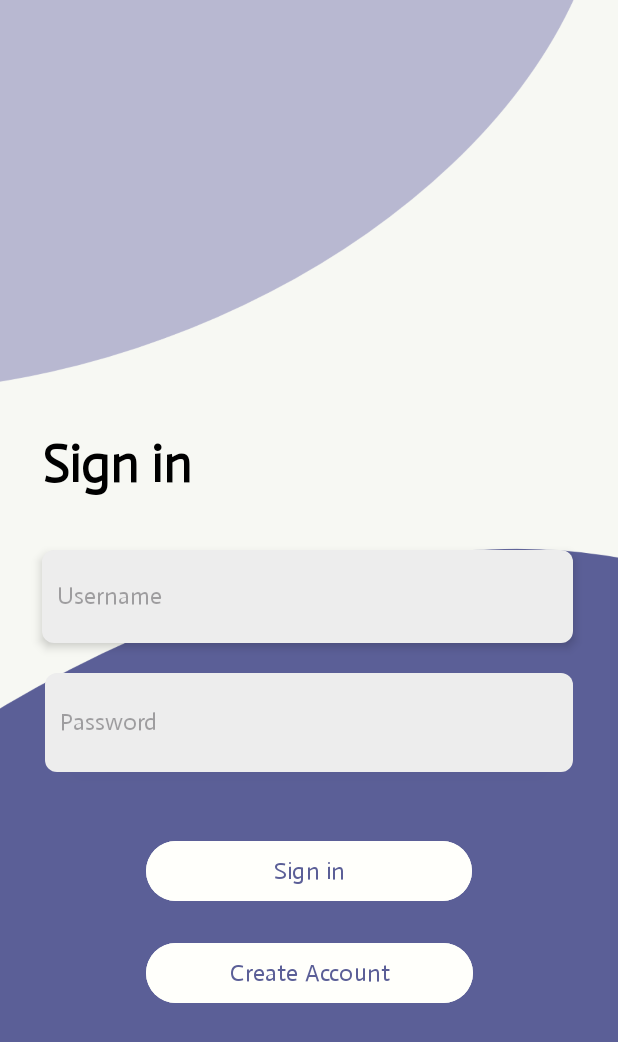
After one commit to xlfrxd/Questify, an Android app: the layout activity_signup.xml on its own in the app's theme, with its tools: preview values and no code run, on a phone screen of 412 x 824 dp. The commit adds this screen. Shown: the top 1042 px of the screen. Run offline under Robolectric (Android 15) with nearby library versions, the phone set to English and light mode, and no system bars.

Commit message:
Sign In Created
UI for Sign In

```diff
--- /dev/null
+++ b/app/src/main/java/com/example/questifyv1/SignInActivity.java
@@ -0,0 +1,6 @@
+package com.example.questifyv1;
+
+import android.app.Activity;
+
+public class SignInActivity extends Activity {
+}
--- /dev/null
+++ b/app/src/main/res/drawable/button_background_light.xml
@@ -0,0 +1,4 @@
+<shape xmlns:android="http://schemas.android.com/apk/res/android">
+    <solid android:color="#FFFFFF"/> <!-- White background color -->
+    <corners android:radius="16dp"/>
+</shape>
--- /dev/null
+++ b/app/src/main/res/drawable/input_field_background.xml
@@ -0,0 +1,4 @@
+<shape xmlns:android="http://schemas.android.com/apk/res/android">
+    <solid android:color="#EDEDED"/> <!-- Gray background color -->
+    <corners android:radius="8dp"/>
+</shape>
--- /dev/null
+++ b/app/src/main/res/layout/activity_signup.xml
@@ -0,0 +1,112 @@
+<androidx.constraintlayout.widget.ConstraintLayout xmlns:android="http://schemas.android.com/apk/res/android"
+    xmlns:app="http://schemas.android.com/apk/res-auto"
+    xmlns:tools="http://schemas.android.com/tools"
+    android:id="@+id/relativeLayout"
+    android:layout_width="match_parent"
+    android:layout_height="match_parent"
+    tools:context=".SignInActivity">
+
+    <!-- Username -->
+
+    <ImageView
+        android:id="@+id/backgroundImage"
+        android:layout_width="match_parent"
+        android:layout_height="match_parent"
+        android:contentDescription="@string/background_image_desc"
+        android:scaleType="centerCrop"
+        android:src="@drawable/sign_up_bg"
+        app:layout_constraintStart_toStartOf="parent"
+        app:layout_constraintTop_toTopOf="parent" />
+
+    <!-- Password -->
+
+    <TextView
+        android:id="@+id/signInText"
+        android:layout_width="wrap_content"
+        android:layout_height="wrap_content"
+        android:layout_marginStart="28dp"
+        android:layout_marginTop="288dp"
+        android:fontFamily="@font/actor_regular"
+        android:text="@string/sign_in"
+        android:textColor="@android:color/black"
+        android:textSize="35sp"
+        android:textStyle="bold"
+        app:layout_constraintStart_toStartOf="parent"
+        app:layout_constraintTop_toTopOf="parent" />
+
+    <EditText
+        android:id="@+id/usernameEditText"
+        android:layout_width="354dp"
+        android:layout_height="62dp"
+        android:layout_marginStart="28dp"
+        android:layout_marginTop="36dp"
+        android:background="@drawable/input_field_background"
+        android:backgroundTint="#EDEDED"
+        android:elevation="4dp"
+        android:fontFamily="@font/actor_regular"
+        android:hint="@string/username"
+        android:padding="10dp"
+        android:textColor="#5B5F97"
+        android:textSize="16sp"
+        app:layout_constraintStart_toStartOf="parent"
+        app:layout_constraintTop_toBottomOf="@id/signInText" />
+
+    <EditText
+        android:id="@+id/passwordEditText"
+        android:layout_width="352dp"
+        android:layout_height="66dp"
+        android:layout_marginStart="30dp"
+        android:layout_marginTop="20dp"
+        android:background="@drawable/input_field_background"
+        android:backgroundTint="#EDEDED"
+        android:elevation="4dp"
+        android:fontFamily="@font/actor_regular"
+        android:hint="@string/password"
+        android:inputType="textPassword"
+        android:padding="10dp"
+        android:textColor="#5B5F97"
+        android:textSize="16sp"
+        app:layout_constraintStart_toStartOf="parent"
+        app:layout_constraintTop_toBottomOf="@id/usernameEditText" />
+
+    <!-- Sign in Button -->
+
+    <Button
+        android:id="@+id/signInButton"
+        android:layout_width="217dp"
+        android:layout_height="wrap_content"
+        android:layout_marginStart="40dp"
+        android:layout_marginTop="42dp"
+        android:layout_marginEnd="40dp"
+        android:backgroundTint="#FFFFFB"
+        android:fontFamily="@font/actor_regular"
+        android:paddingLeft="32dp"
+        android:paddingRight="32dp"
+        android:text="@string/sign_in"
+        android:textColor="#5B5F97"
+        android:textSize="16sp"
+        app:layout_constraintLeft_toLeftOf="parent"
+        app:layout_constraintRight_toRightOf="parent"
+        app:layout_constraintTop_toBottomOf="@id/passwordEditText" />
+
+    <!-- Create Account Button -->
+
+    <Button
+        android:id="@+id/createAccountButton"
+        android:layout_width="218dp"
+        android:layout_height="wrap_content"
+        android:layout_marginStart="40dp"
+        android:layout_marginTop="20dp"
+        android:layout_marginEnd="40dp"
+        android:backgroundTint="#FFFFFB"
+        android:fontFamily="@font/actor_regular"
+        android:paddingLeft="32dp"
+        android:paddingRight="32dp"
+        android:text="@string/create_account"
+        android:textColor="#5B5F97"
+        android:textSize="16sp"
+        app:layout_constraintLeft_toLeftOf="parent"
+        app:layout_constraintRight_toRightOf="parent"
+        app:layout_constraintTop_toBottomOf="@id/signInButton" />
+
+</androidx.constraintlayout.widget.ConstraintLayout>
--- a/app/src/main/res/values/strings.xml
+++ b/app/src/main/res/values/strings.xml
@@ -1,3 +1,8 @@
 <resources>
-    <string name="app_name">Questify v.1</string>
+        <string name="app_name">Questify</string>
+        <string name="sign_in">Sign in</string>
+        <string name="username">Username</string>
+        <string name="password">Password</string>
+        <string name="create_account">Create Account</string>
+        <string name="background_image_desc">Background Image</string>
 </resources>
```
Also changed, not shown: app/src/main/res/drawable/sign_up_bg.png (added), app/src/main/res/font/actor_regular.ttf (added).
